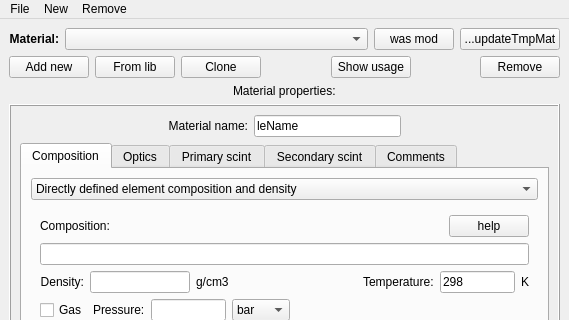
andrmor/ANTS3bundle, file ants3bundle/src/ants3/gui/materials/amatwin.ui: the form before one commit; both pictures show x 0 to 569 and y 0 to 320 of the 569 by 642 pixel window.
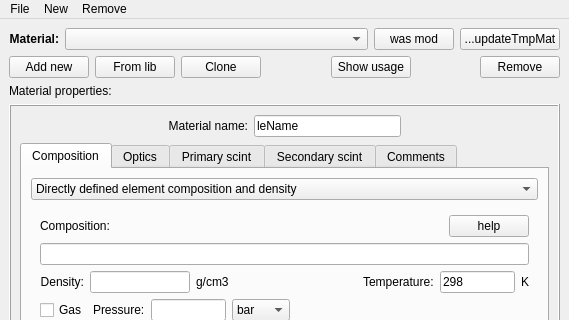
The form after the commit.

Patch:
```diff
--- a/ants3bundle/src/ants3/gui/materials/amatwin.ui
+++ b/ants3bundle/src/ants3/gui/materials/amatwin.ui
@@ -149,7 +149,7 @@
       </item>
      </layout>
     </item>
-    <item alignment="Qt::AlignmentFlag::AlignHCenter">
+    <item alignment="">
      <widget class="QLabel" name="label_4">
       <property name="text">
        <string>Material properties:</string>
```
